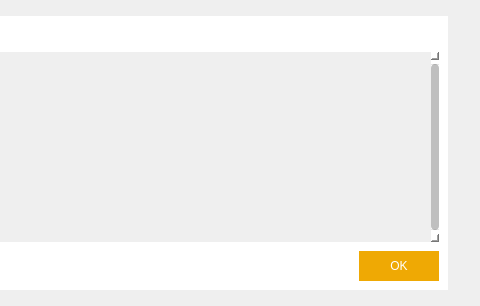
Before: the Qt Designer form src/qt/forms/helpmessagedialog.ui in MassGrid/MassGrid, drawn with Qt 5; both pictures show x 273 to 753 and y 0 to 306 of the 753 by 306 pixel window.
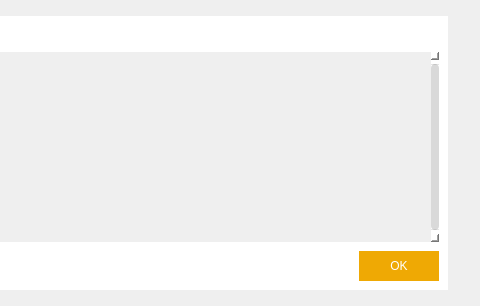
After: the same form once the commit is applied. Icons and pictures are not drawn.

Diff of the .ui file:
```diff
--- a/src/qt/forms/helpmessagedialog.ui
+++ b/src/qt/forms/helpmessagedialog.ui
@@ -60,7 +60,7 @@
 QScrollBar::handle:vertical
 {
     width:8px;
-    background:rgb(0,0,0,25%);
+    background:rgb(0,0,0,15%);
     border-radius:4px;
     min-height:20px;
 }
```
Left out of the diff: 2 changed lines with no effect on the pictures.
